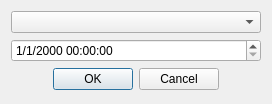
Above: src/Ui/dialog_gribDate.ui from nohal/qtVlm before the change. Below: the same form after it.
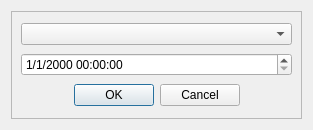
That is the form after the change.

Diff of the .ui file:
```diff
--- a/src/Ui/dialog_gribDate.ui
+++ b/src/Ui/dialog_gribDate.ui
@@ -6,8 +6,8 @@
    <rect>
     <x>0</x>
     <y>0</y>
-    <width>272</width>
-    <height>104</height>
+    <width>313</width>
+    <height>130</height>
    </rect>
   </property>
   <property name="sizePolicy">
@@ -21,6 +21,21 @@
   </property>
   <layout class="QVBoxLayout" name="verticalLayout">
    <item>
+    <widget class="QScrollArea" name="scrollArea">
+     <property name="widgetResizable">
+      <bool>true</bool>
+     </property>
+     <widget class="QWidget" name="scrollAreaWidgetContents">
+      <property name="geometry">
+       <rect>
+        <x>0</x>
+        <y>0</y>
+        <width>293</width>
+        <height>110</height>
+       </rect>
+      </property>
+      <layout class="QVBoxLayout" name="verticalLayout_2">
+       <item>
     <widget class="QComboBox" name="dateList"/>
    </item>
    <item>
@@ -42,10 +57,10 @@
    </item>
   </layout>
  </widget>
- <tabstops>
-  <tabstop>dateList</tabstop>
-  <tabstop>dateParam</tabstop>
- </tabstops>
+    </widget>
+   </item>
+  </layout>
+ </widget>
  <resources/>
  <connections>
   <connection>
```
Lines whose indentation alone changed are shown as unchanged.
